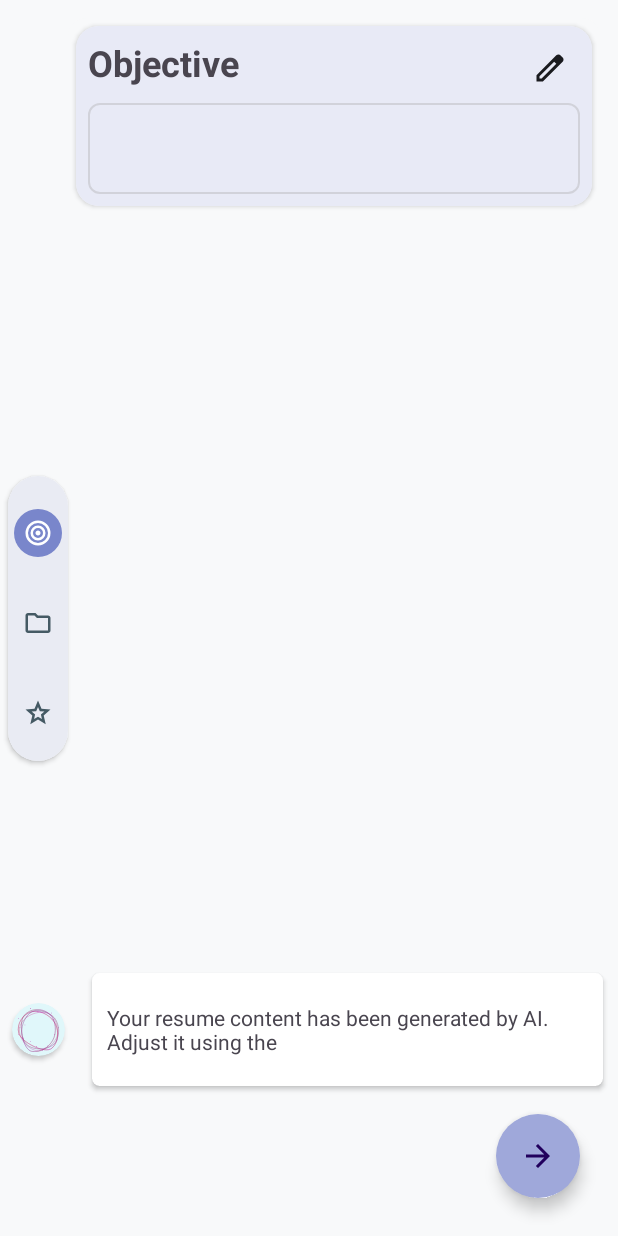
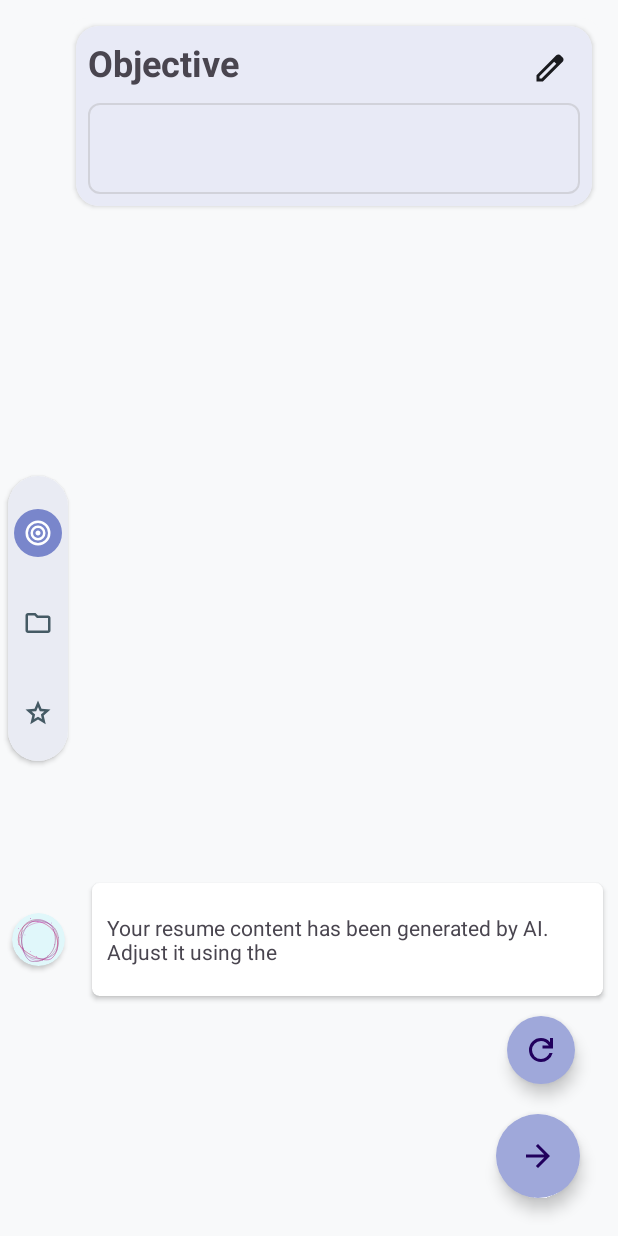
Before and after one commit to Kabirlakhadive/ResumateAI, an Android app: the OutputActivity screen opened directly, with no data from a screen before it, on a phone screen of 412 x 824 dp. Run offline under Robolectric (Android 15) with nearby library versions, the phone set to English and light mode, and no system bars; our stand-ins replace Room's generated code; libraries missing offline, so code that uses them is left out: com.google.ai.client; Roboto replaces fonts that are not available here; 1 statement that could not run was skipped.

Commit message:
Ready for launch

```diff
--- a/app/src/main/java/com/example/buildairesume/TemplateActivity.kt
+++ b/app/src/main/java/com/example/buildairesume/TemplateActivity.kt
@@ -56,7 +56,7 @@ class TemplateActivity : AppCompatActivity(), CoroutineScope by MainScope() {
         Log.d("PDFGenerator", "Loading templates...")
 
         val images = listOf(
-            "a1.png", "a2.png", "c1.png", "b1.png", "b2.png", "d1.png", "e1.png" ,"f1.png","g1.png", "h1.png" , "c2.png" ,"d2.png","e2.png","f2.png"
+            "a1.png", "a2.png", "b1.png", "c1.png", "b2.png", "d1.png", "e1.png" ,"f1.png","g1.png", "h1.png" , "c2.png" ,"d2.png","e2.png","f2.png"
         )
 
         for (image in images) {
--- /dev/null
+++ b/app/src/main/res/drawable-nodpi/icon_refresh.xml
@@ -0,0 +1,9 @@
+<vector xmlns:android="http://schemas.android.com/apk/res/android"
+    android:width="24dp"
+    android:height="24dp"
+    android:viewportWidth="960"
+    android:viewportHeight="960">
+  <path
+      android:pathData="M480,800q-134,0 -227,-93t-93,-227q0,-134 93,-227t227,-93q69,0 132,28.5T720,270v-110h80v280L520,440v-80h168q-32,-56 -87.5,-88T480,240q-100,0 -170,70t-70,170q0,100 70,170t170,70q77,0 139,-44t87,-116h84q-28,106 -114,173t-196,67Z"
+      android:fillColor="@color/colorOnBackground"/>
+</vector>
--- a/app/src/main/res/layout/activity_output.xml
+++ b/app/src/main/res/layout/activity_output.xml
@@ -43,7 +43,7 @@
         android:id="@+id/chat_constraint_view"
         android:layout_width="0dp"
         android:layout_height="wrap_content"
-        android:layout_marginBottom="90dp"
+        android:layout_marginBottom="150dp"
         android:elevation="30dp"
         android:minHeight="80dp"
         app:layout_constraintBottom_toBottomOf="parent"
@@ -302,6 +302,18 @@
         </LinearLayout>
     </ScrollView>
 
+    <com.google.android.material.floatingactionbutton.FloatingActionButton
+        android:id="@+id/fab_refresh"
+        android:layout_width="wrap_content"
+        android:layout_height="wrap_content"
+        app:fabCustomSize="45dp"
+        android:layout_marginBottom="100dp"
+        android:layout_marginHorizontal="27.5dp"
+        android:backgroundTint="@color/colorSecondaryVariant"
+        android:src="@drawable/icon_refresh"
+        app:layout_constraintBottom_toBottomOf="parent"
+        app:layout_constraintEnd_toEndOf="parent"
+        app:shapeAppearanceOverlay="@style/ShapeAppearanceOverlay.MyApp.Fab.Circle" />
 
     <com.google.android.material.floatingactionbutton.FloatingActionButton
         android:id="@+id/fab_next"
```
Also changed, not shown: app/src/main/assets/templateJson/b1.json (+38 -40 lines), app/src/main/assets/templateJson/c1.json (+40 -38 lines), app/src/main/java/com/example/buildairesume/OutputActivity.kt (+10 -1 lines), 1 other file.
